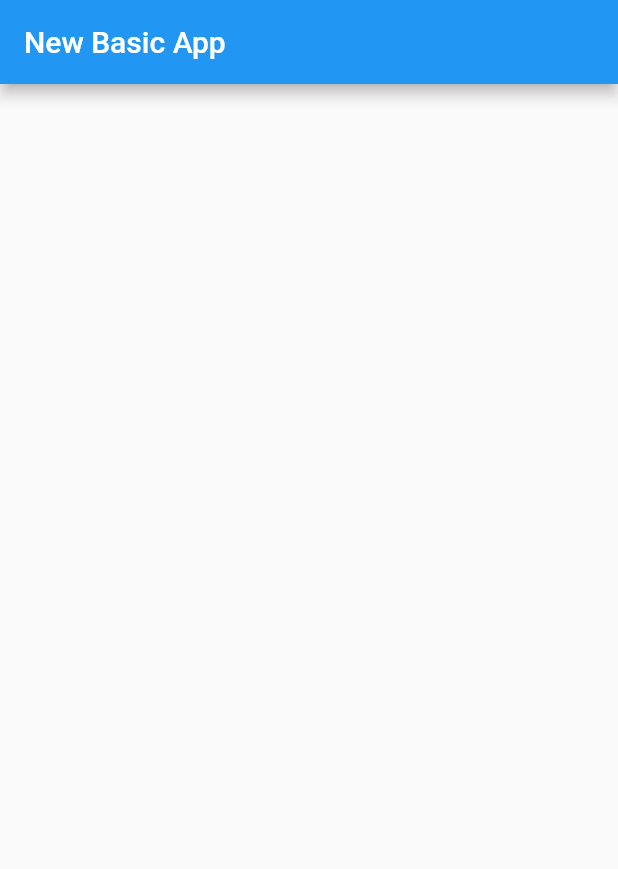
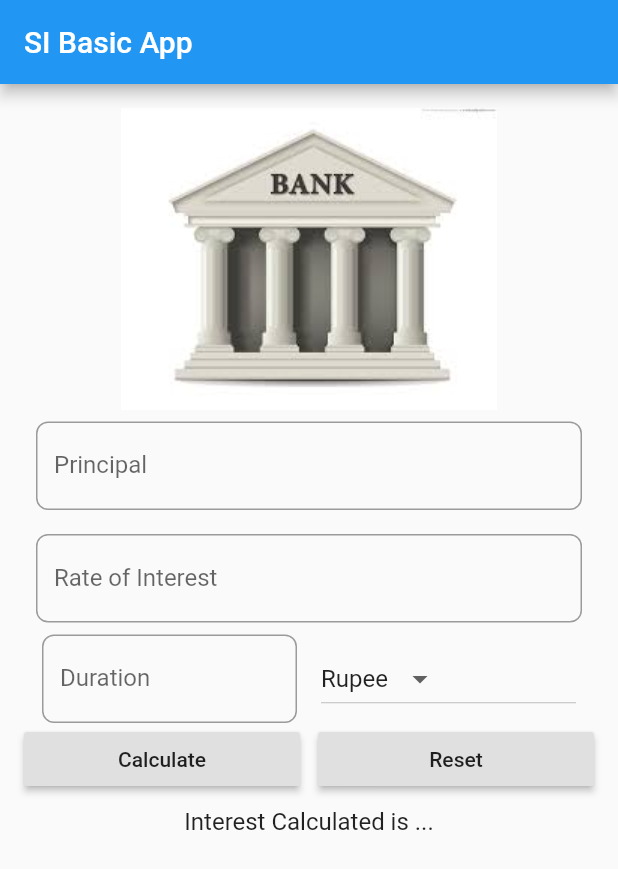
Before and after one commit to NandanSatheesh/flutter-flare, a Flutter app: the screen it shows after launch, on a phone screen of 412 x 824 dp. Shown: the top 869 px of the screen. Run offline on Flutter 3.47's test engine with Material 2 defaults, Android fonts, the light colour scheme and no system bars; our stand-ins replace audioplayers.

Commit message:
SI Basic App

```diff
--- a/rest_with_flutter/lib/main.dart
+++ b/rest_with_flutter/lib/main.dart
@@ -1,6 +1,4 @@
 import 'package:flutter/material.dart';
-
-import 'app_screens/first.dart';
 
 void main() => runApp(MyApp());
 
@@ -14,13 +12,121 @@ class MyApp extends StatelessWidget {
       home: Scaffold(
         appBar: AppBar(
           title: Text(
-            'New Basic App',
+            'SI Basic App',
             style: TextStyle(
               fontSize: 20,
             ),
           ),
         ),
+        body: SIForm(),
       ),
     );
   }
 }
+
+class SIForm extends StatefulWidget {
+  @override
+  State<StatefulWidget> createState() {
+    return _SIFormState();
+  }
+}
+
+class _SIFormState extends State<SIForm> {
+  var _currencies = ['Rupee', 'Dollar', 'Pounds'];
+
+  @override
+  Widget build(BuildContext context) {
+    return SingleChildScrollView(
+      child: Container(
+        margin: EdgeInsets.all(16.0),
+        child: Column(
+          children: <Widget>[
+            Image.asset('assets/bank.jpeg'),
+            Padding(
+              padding: const EdgeInsets.all(8.0),
+              child: TextField(
+                keyboardType: TextInputType.number,
+                decoration: InputDecoration(
+                  labelText: 'Principal',
+                  hintText: 'Enter Principal e.g. 1200',
+                  border: OutlineInputBorder(
+                      borderRadius: BorderRadius.circular(8.0)),
+                ),
+              ),
+            ),
+            Padding(
+              padding: const EdgeInsets.all(8.0),
+              child: TextField(
+                keyboardType: TextInputType.number,
+                decoration: InputDecoration(
+                  labelText: 'Rate of Interest',
+                  hintText: 'Enter Rate of Interest  e.g. 12',
+                  border: OutlineInputBorder(
+                      borderRadius: BorderRadius.circular(8.0)),
+                ),
+              ),
+            ),
+            Row(
+              children: <Widget>[
+                SizedBox(
+                  width: 12,
+                ),
+                Expanded(
+                  child: TextField(
+                    keyboardType: TextInputType.number,
+                    decoration: InputDecoration(
+                      labelText: 'Duration',
+                      hintText: 'Enter Duration in Years e.g. 1',
+                      border: OutlineInputBorder(
+                          borderRadius: BorderRadius.circular(8.0)),
+                    ),
+                  ),
+                ),
+                SizedBox(
+                  width: 16,
+                ),
+                Expanded(
+                    child: DropdownButton<String>(
+                  items: _currencies.map((String value) {
+                    return DropdownMenuItem(child: Text(value), value: value);
+                  }).toList(),
+                  value: 'Rupee',
+                  onChanged: (String newValueSelected) {},
+                )),
+                SizedBox(
+                  width: 12,
+                ),
+              ],
+            ),
+            Row(
+              children: <Widget>[
+                Expanded(
+                  child: RaisedButton(
+                    child: Text('Calculate'),
+                    onPressed: () {},
+                  ),
+                ),
+                Container(
+                  width: 12,
+                ),
+                Expanded(
+                  child: RaisedButton(
+                    child: Text('Reset'),
+                    onPressed: () {},
+                  ),
+                )
+              ],
+            ),
+            Padding(
+              padding: const EdgeInsets.all(8.0),
+              child: Text(
+                'Interest Calculated is ...',
+                style: TextStyle(fontSize: 16),
+              ),
+            ),
+          ],
+        ),
+      ),
+    );
+  }
+}
--- a/rest_with_flutter/pubspec.yaml
+++ b/rest_with_flutter/pubspec.yaml
@@ -21,3 +21,6 @@ dev_dependencies:
 flutter:
 
   uses-material-design: true
+
+  assets:
+    - assets/bank.jpeg
```
Also changed, not shown: rest_with_flutter/assets/bank.jpeg (added).
